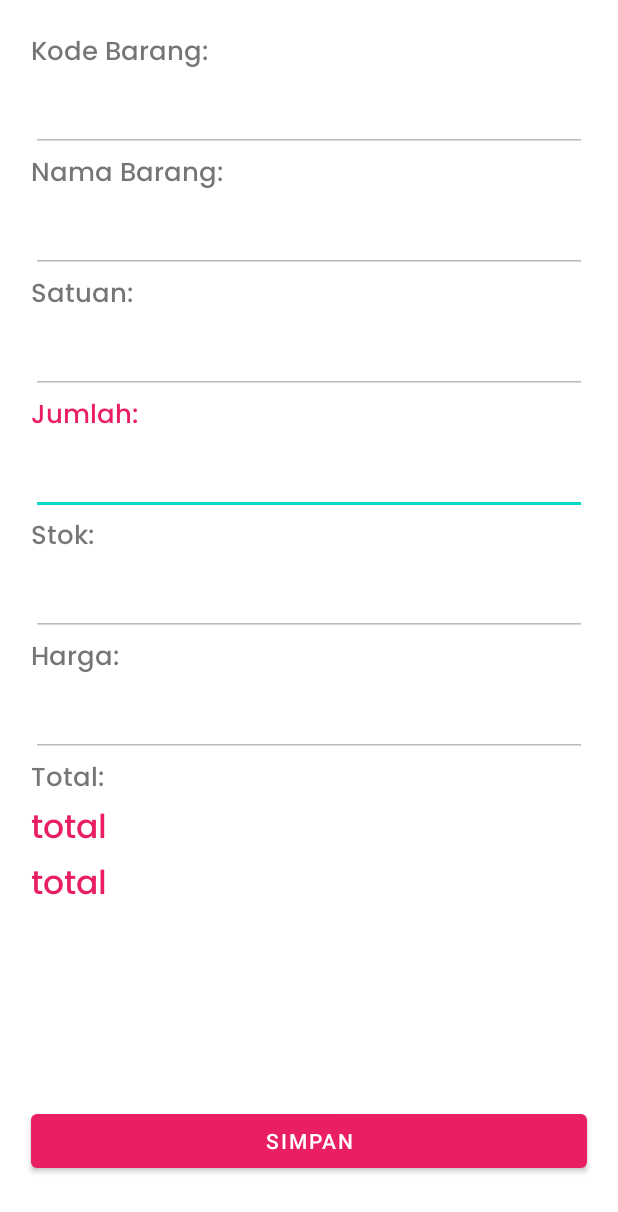
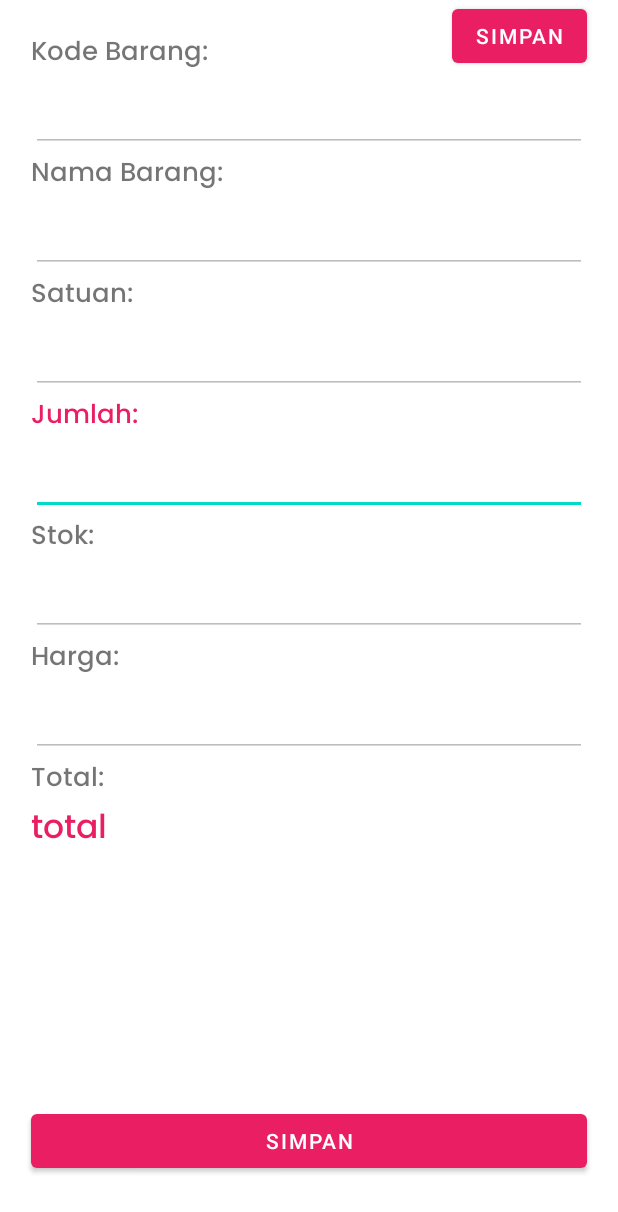
Before and after one commit to nafisazz/SCANNER, an Android app: the PenjualanActivity screen opened directly, with no data from a screen before it, on a phone screen of 412 x 824 dp. Shown: the top 1212 px of the screen. Run offline under Robolectric (Android 15) with nearby library versions, the phone set to English and light mode, and no system bars; our stand-ins replace Firebase (no records; nobody signed in at launch, a user with empty details on screens opened directly), sdp/ssp sizes.

Commit message:
solved update data firebase

```diff
--- a/app/src/main/java/com/example/Nafisa_0834/PenjualanActivity.java
+++ b/app/src/main/java/com/example/Nafisa_0834/PenjualanActivity.java
@@ -42,6 +42,8 @@ public class PenjualanActivity extends AppCompatActivity {
 
     FirebaseDatabase database = FirebaseDatabase.getInstance();
     DatabaseReference refPenjualan = database.getReference("Penjualan");
+    DatabaseReference refBarang = database.getReference("Barang");
+    DatabaseReference mDatabaseRef = database.getReference();
 
     @Override
     protected void onCreate(Bundle savedInstanceState) {
@@ -78,9 +80,18 @@ public class PenjualanActivity extends AppCompatActivity {
 
         tv_total = findViewById(R.id.tv_total);
 
+        validasiTransaksi();
 
 
 
+
+
+
+
+    }
+
+
+private void validasiTransaksi() {
     // Menghitung total harga
     jumlah_penjualan.setOnFocusChangeListener(new View.OnFocusChangeListener() {
 
@@ -91,6 +102,7 @@ public class PenjualanActivity extends AppCompatActivity {
 
             // Jika edittetxt fokus
             if (hasFocus){
+                Intent intent = getIntent();
                 jml_brg.setText(intent.getStringExtra("jml_brg2"));
 
             } else {
@@ -108,14 +120,13 @@ public class PenjualanActivity extends AppCompatActivity {
                     total = jumlahPenjualan * Integer.parseInt(hrg_brg.getText().toString());
 
                     if(Integer.parseInt(jml_brg.getText().toString()) < jumlahPenjualan )  {
-                          Toast.makeText(PenjualanActivity.this, "Jumlah barang melebihi stok", Toast.LENGTH_LONG).show();
-                          jumlah_penjualan.setText("Stok tidak mencukupi");
+                        Intent intent = getIntent();
+                        Toast.makeText(PenjualanActivity.this, "Jumlah penjulan melebihi stok!", Toast.LENGTH_LONG).show();
+                        jumlah_penjualan.setText("");
+                        jml_brg.setText(intent.getStringExtra("jml_brg2"));
+                        tv_total.setText("Jumlah melebihi stok");
+                        save.setClickable(false);
                         jumlah_penjualan.setError("Jumlah barang melebihi stok");
-                          jml_brg.setText(intent.getStringExtra("jml_brg2"));
-                          save.setClickable(false);
-                          tv_total.setText("Jumlah melebihi stok");
-                          tvTotal2.setVisibility(View.GONE);
-
                     }
                     else {
                         save.setClickable(true);
@@ -125,6 +136,7 @@ public class PenjualanActivity extends AppCompatActivity {
                         tvTotal2.setText(String.valueOf(totalBarang));
                         tvTotal2.setVisibility(View.GONE);
                         stokFinal = tvTotal2.getText().toString();
+
 
                     }
 
@@ -138,11 +150,7 @@ public class PenjualanActivity extends AppCompatActivity {
 
 
 
-
-
 }
-
-
 
 
 
@@ -175,13 +183,22 @@ public class PenjualanActivity extends AppCompatActivity {
     }
 
     public void simpandata(View view) {
+
         DataApi.getClient().create(InterfaceTransaksi.class).simpanPenjualan(kode_brg, stokBarang).enqueue(new Callback<Transaksi>() {
             @Override
             public void onResponse(Call<Transaksi> call, Response<Transaksi> response) {
+
+
                 if (response.isSuccessful()) {
 
                     // Memanggil method simpan ke firebase
                     simpanPenjualan(kode_brg, nama_brg, harga_brg, totalBarang, total, satuan_barg, tanggal, waktu);
+
+                    refBarang.child(kode_brg).child("jumlah").setValue(stokBarang);
+
+//                    refBarang.child(kode_brg).child("jumlah").setValue(totalBarang);
+//                    refBarang.child("Barang").child(kode_brg).child("jumlah").setValue(totalBarang);
+//                    mDatabaseRef.child(kode_brg).child("jumlah").setValue(totalBarang);
 
 
                     Toast.makeText(PenjualanActivity.this, "Data berhasil disimpan", Toast.LENGTH_SHORT).show();
--- a/app/src/main/res/layout/activity_penjualan.xml
+++ b/app/src/main/res/layout/activity_penjualan.xml
@@ -6,6 +6,19 @@
     android:layout_width="match_parent"
     android:layout_height="match_parent"
     tools:context=".PenjualanActivity">
+
+    <com.google.android.material.button.MaterialButton
+
+        android:layout_width="wrap_content"
+        android:layout_height="wrap_content"
+        android:layout_alignParentRight="true"
+        android:layout_marginLeft="@dimen/_16sdp"
+        android:layout_marginRight="@dimen/_16sdp"
+        android:layout_marginBottom="@dimen/_30sdp"
+        android:onClick="validasi"
+        android:text="Simpan"
+
+        />
 
 
     <LinearLayout
@@ -93,7 +106,6 @@
             android:layout_height="wrap_content"
             android:ems="10"
             android:textSize="17sp"
-
             android:fontFamily="@font/popmed"
             android:inputType="textPersonName" />
 
@@ -156,10 +168,14 @@
             android:layout_width="match_parent"
             android:layout_height="wrap_content"
             android:text="total"
+            android:visibility="gone"
             android:ems="10"
             android:textColor="@color/main"
             android:textSize="@dimen/_17sdp"
             android:fontFamily="@font/popmed" />
+
+
+
 
     </LinearLayout>
 
```
Also changed, not shown: app/src/main/java/com/example/Nafisa_0834/TambahBarang.java (+6 -6 lines). Lines whose indentation alone changed are shown as unchanged.
